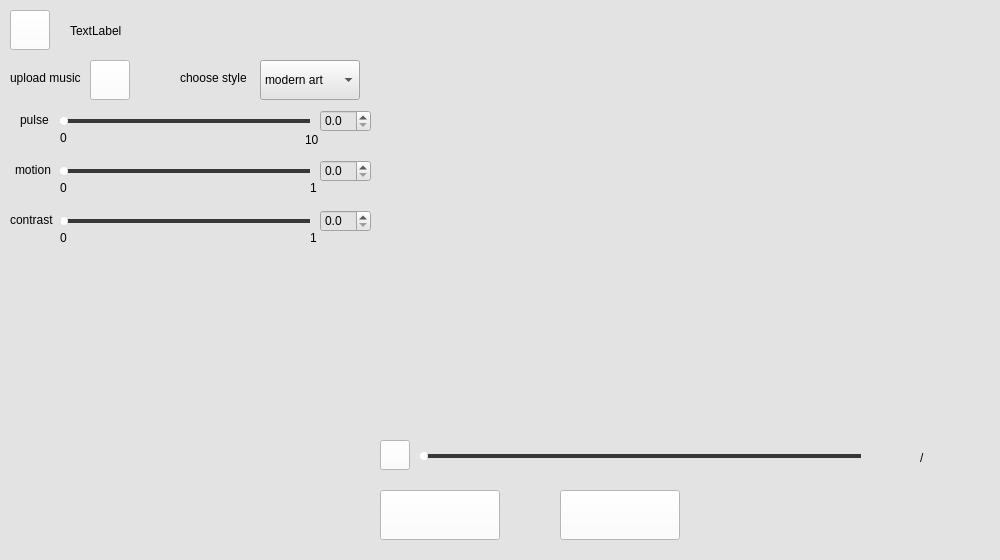
The window that MusicVisualization/src/View/CreateVideos/CreateVideoWindow.ui (MohanChi/MusicVisualization) describes before a commit, drawn with Qt 5.
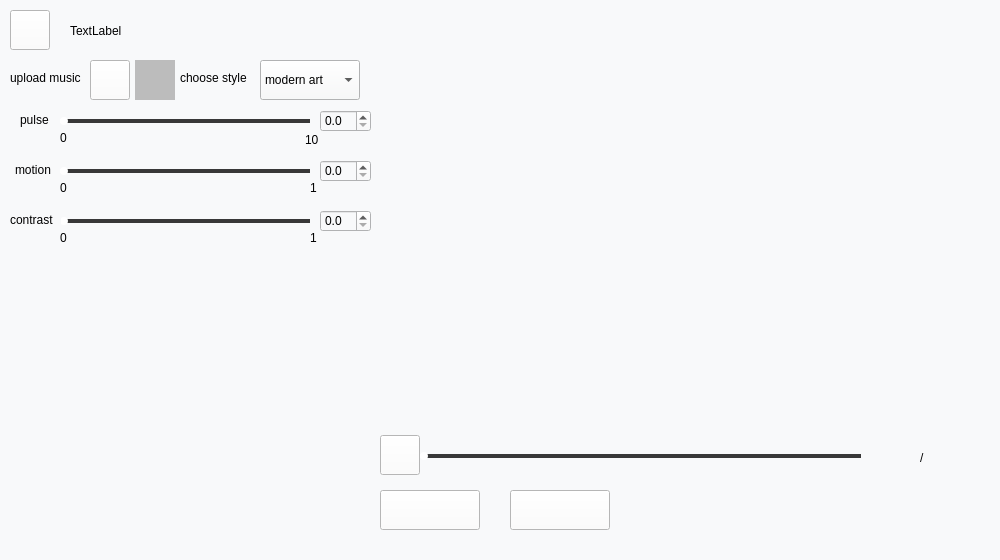
The same window after the commit. Icons and pictures are not drawn.

Patch:
```diff
--- a/MusicVisualization/src/View/CreateVideos/CreateVideoWindow.ui
+++ b/MusicVisualization/src/View/CreateVideos/CreateVideoWindow.ui
@@ -23,7 +23,7 @@
     </rect>
    </property>
    <property name="styleSheet">
-    <string notr="true">background-color: rgb(227, 227, 227);</string>
+    <string notr="true">background-color: rgb(248, 249, 250);</string>
    </property>
    <widget class="QPushButton" name="btn_back">
     <property name="geometry">
@@ -40,6 +40,12 @@
     <property name="text">
      <string/>
     </property>
+    <property name="iconSize">
+     <size>
+      <width>40</width>
+      <height>40</height>
+     </size>
+    </property>
    </widget>
    <widget class="QWidget" name="verticalLayoutWidget">
     <property name="geometry">
@@ -331,6 +337,12 @@
     <property name="text">
      <string/>
     </property>
+    <property name="iconSize">
+     <size>
+      <width>40</width>
+      <height>40</height>
+     </size>
+    </property>
    </widget>
    <widget class="QLabel" name="label_10">
     <property name="geometry">
@@ -383,8 +395,8 @@
      <rect>
       <x>380</x>
       <y>490</y>
-      <width>120</width>
-      <height>50</height>
+      <width>100</width>
+      <height>40</height>
      </rect>
     </property>
     <property name="styleSheet">
@@ -393,14 +405,20 @@
     <property name="text">
      <string/>
     </property>
+    <property name="iconSize">
+     <size>
+      <width>100</width>
+      <height>40</height>
+     </size>
+    </property>
    </widget>
    <widget class="QPushButton" name="btn_completed">
     <property name="geometry">
      <rect>
-      <x>560</x>
+      <x>510</x>
       <y>490</y>
-      <width>120</width>
-      <height>50</height>
+      <width>100</width>
+      <height>40</height>
      </rect>
     </property>
     <property name="styleSheet">
@@ -409,14 +427,20 @@
     <property name="text">
      <string/>
     </property>
+    <property name="iconSize">
+     <size>
+      <width>100</width>
+      <height>40</height>
+     </size>
+    </property>
    </widget>
    <widget class="QPushButton" name="btn_play">
     <property name="geometry">
      <rect>
       <x>380</x>
-      <y>440</y>
-      <width>30</width>
-      <height>30</height>
+      <y>435</y>
+      <width>40</width>
+      <height>40</height>
      </rect>
     </property>
     <property name="styleSheet">
@@ -425,6 +449,12 @@
     <property name="text">
      <string/>
     </property>
+    <property name="iconSize">
+     <size>
+      <width>40</width>
+      <height>40</height>
+     </size>
+    </property>
    </widget>
    <widget class="QSlider" name="horizontalSlider">
     <property name="geometry">
@@ -588,6 +618,25 @@
      <string>TextLabel</string>
     </property>
    </widget>
+   <widget class="QLabel" name="label_tick">
+    <property name="geometry">
+     <rect>
+      <x>135</x>
+      <y>60</y>
+      <width>40</width>
+      <height>40</height>
+     </rect>
+    </property>
+    <property name="styleSheet">
+     <string notr="true">background-color: rgb(188, 188, 188);</string>
+    </property>
+    <property name="text">
+     <string/>
+    </property>
+    <property name="pixmap">
+     <pixmap resource="../../../MusicVisualization.qrc">:/MusicVisualization/img/not.png</pixmap>
+    </property>
+   </widget>
   </widget>
  </widget>
  <layoutdefault spacing="6" margin="11"/>
```
Left out of the diff: 4 changed lines with no effect on the pictures.
